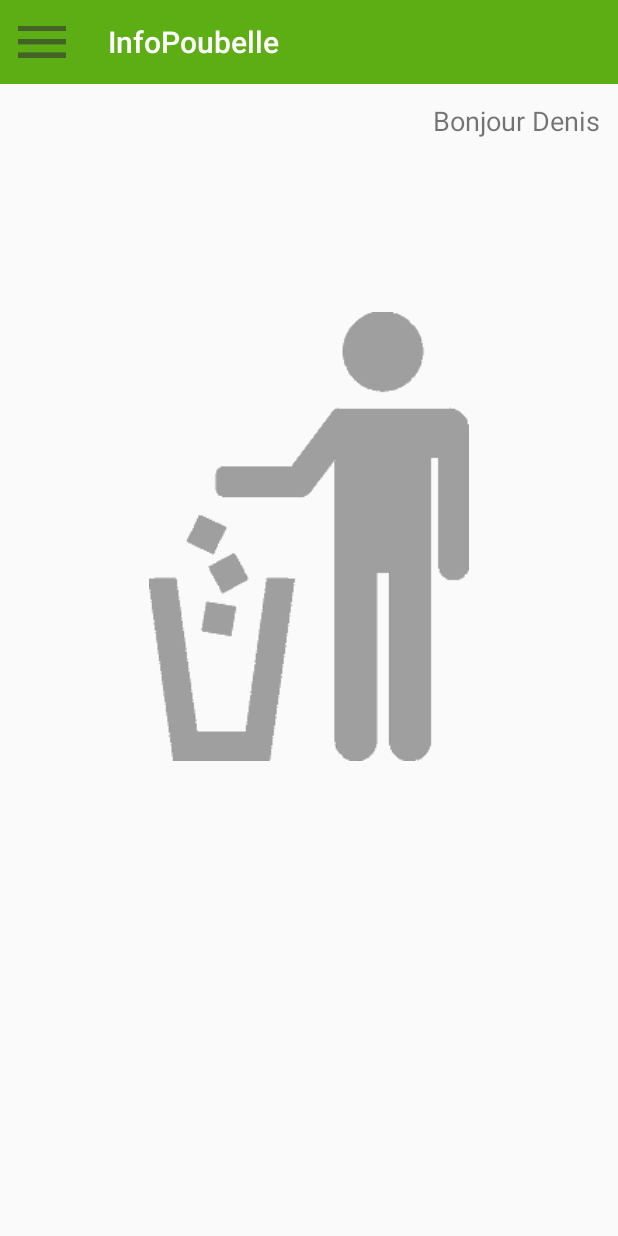
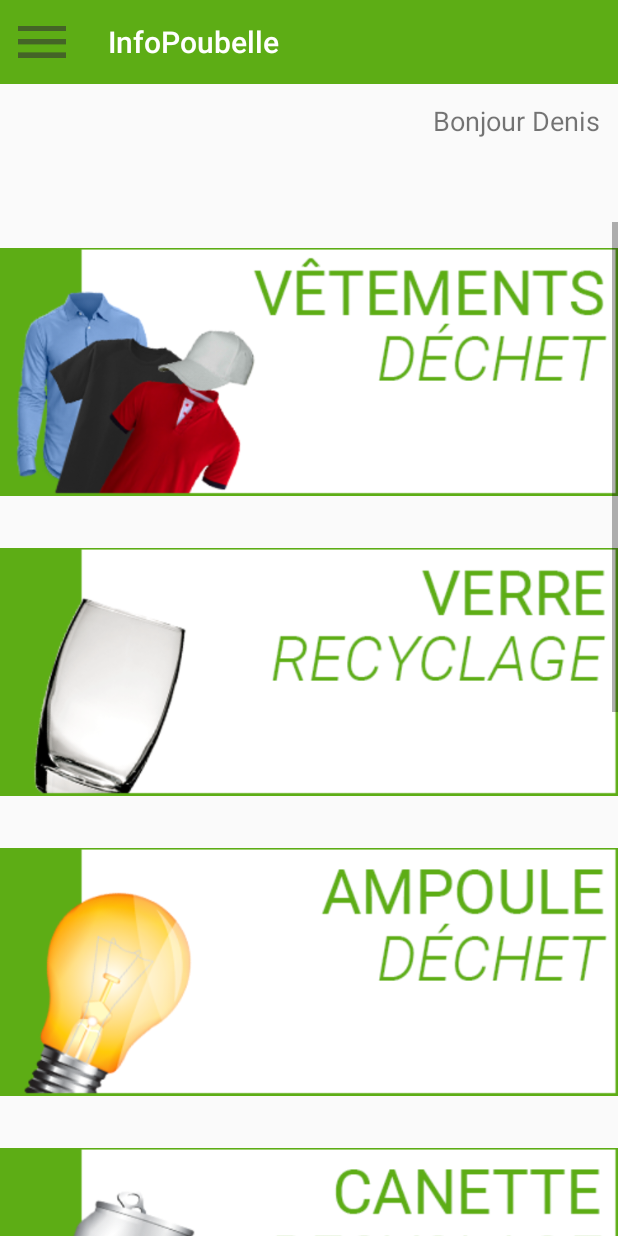
Before and after one commit to davebro10/InfoPoubelle, an Android app: the AccueilActivity screen opened directly, with no data from a screen before it, on a phone screen of 412 x 824 dp. Run offline under Robolectric (Android 15) with nearby library versions, the phone set to English and light mode, and no system bars; Roboto replaces fonts that are not available here.

Commit message:
Ajout de recherches populaires

```diff
--- a/app/src/main/res/layout/accueil_activity.xml
+++ b/app/src/main/res/layout/accueil_activity.xml
@@ -23,7 +23,7 @@
         <TextView
             android:id="@+id/lblWelcome"
             android:layout_width="match_parent"
-            android:layout_height="152dp"
+            android:layout_height="92dp"
             android:fontFamily="@font/lemon"
             android:paddingRight="12dp"
             android:paddingTop="12dp"
@@ -31,11 +31,59 @@
             android:textAlignment="viewEnd"
             android:textSize="18sp" />
 
-        <ImageView
-            android:id="@+id/imageView2"
+        <ScrollView
             android:layout_width="match_parent"
-            android:layout_height="299dp"
-            app:srcCompat="@drawable/img_dechets" />
+            android:layout_height="match_parent">
+
+            <LinearLayout
+                android:layout_width="match_parent"
+                android:layout_height="wrap_content"
+                android:orientation="vertical" >
+
+                <ImageView
+                    android:id="@+id/imageView3"
+                    android:layout_width="match_parent"
+                    android:layout_height="wrap_content"
+                    app:srcCompat="@drawable/vetements" />
+
+                <ImageView
+                    android:id="@+id/imageView2"
+                    android:layout_width="match_parent"
+                    android:layout_height="wrap_content"
+                    app:srcCompat="@drawable/verre" />
+
+                <ImageView
+                    android:id="@+id/imageView6"
+                    android:layout_width="match_parent"
+                    android:layout_height="wrap_content"
+                    app:srcCompat="@drawable/ampoule" />
+
+                <ImageView
+                    android:id="@+id/imageView7"
+                    android:layout_width="match_parent"
+                    android:layout_height="wrap_content"
+                    app:srcCompat="@drawable/canette" />
+
+                <ImageView
+                    android:id="@+id/imageView8"
+                    android:layout_width="match_parent"
+                    android:layout_height="wrap_content"
+                    app:srcCompat="@drawable/couche" />
+
+                <ImageView
+                    android:id="@+id/imageView9"
+                    android:layout_width="match_parent"
+                    android:layout_height="wrap_content"
+                    app:srcCompat="@drawable/mouchoir" />
+
+                <ImageView
+                    android:id="@+id/imageView10"
+                    android:layout_width="match_parent"
+                    android:layout_height="wrap_content"
+                    app:srcCompat="@drawable/plante" />
+
+            </LinearLayout>
+        </ScrollView>
 
     </LinearLayout>
 
```
Also changed, not shown: app/src/main/res/drawable/ampoule.png (added), app/src/main/res/drawable/canette.png (added), app/src/main/res/drawable/couche.png (added), app/src/main/res/drawable/mouchoir.png (added), app/src/main/res/drawable/plante.png (added), app/src/main/res/drawable/verre.png (added), app/src/main/res/drawable/vetements.png (added).
